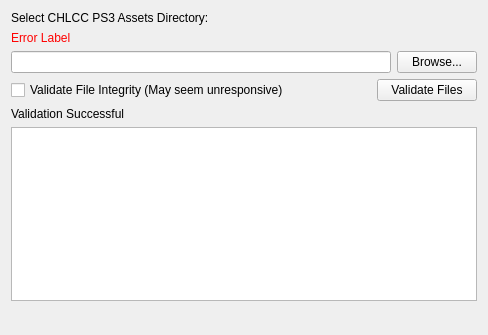
First picture: the form in installer/packages/com.committeeofzero.chlcc.ps3.assets/meta/page.ui, repository CommitteeOfZero/dirac-sea, before the edit.
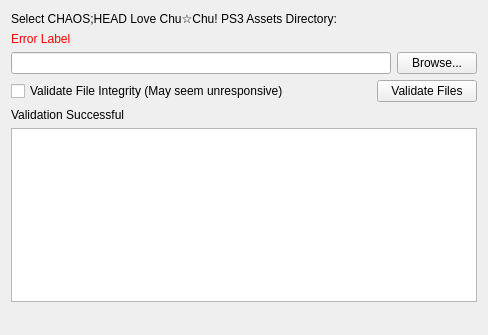
Second picture: the form after the edit.

```diff
--- a/installer/packages/com.committeeofzero.chlcc.ps3.assets/meta/page.ui
+++ b/installer/packages/com.committeeofzero.chlcc.ps3.assets/meta/page.ui
@@ -17,7 +17,7 @@
    <item>
     <widget class="QLabel" name="label">
      <property name="text">
-      <string>Select CHLCC PS3 Assets Directory:</string>
+      <string>Select CHAOS;HEAD Love Chu☆Chu! PS3 Assets Directory:</string>
      </property>
     </widget>
    </item>
```
Left out of the diff: 2 changed lines with no effect on the pictures.
